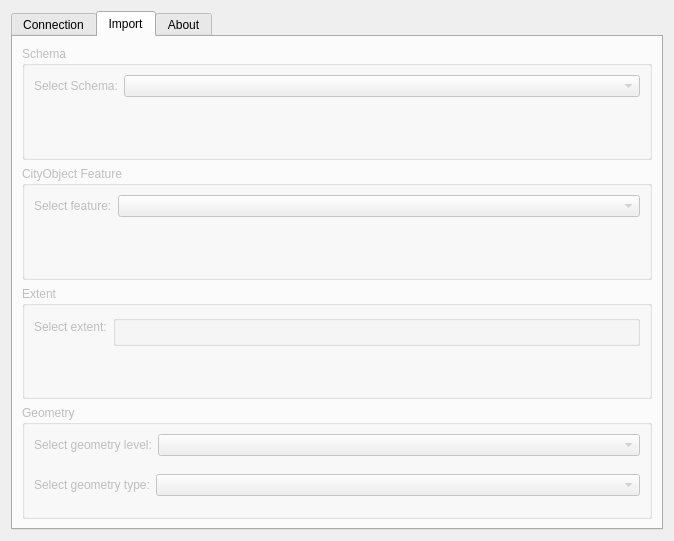
First picture: the form in citydb_loader_dialog_base.ui, repository tudelft3d/3DCityDB-Tools-for-QGIS, before the edit.
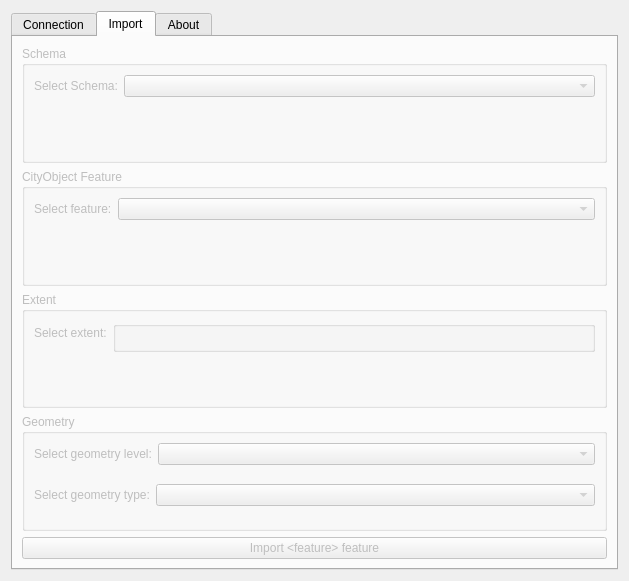
Second picture: the form after the edit. The open tabs and pages were chosen to show the change. Custom widgets are drawn as their Qt base class.

Commit message:
Import view into QGIS
-Currently, geometry types and levels are ignored.
-Regardless user choise, only the footprint of LOD0 is being fetced

The edit to the form file:
```diff
--- a/citydb_loader_dialog_base.ui
+++ b/citydb_loader_dialog_base.ui
@@ -6,8 +6,8 @@
    <rect>
     <x>0</x>
     <y>0</y>
-    <width>674</width>
-    <height>541</height>
+    <width>629</width>
+    <height>581</height>
    </rect>
   </property>
   <property name="minimumSize">
@@ -201,6 +201,9 @@
              <layout class="QFormLayout" name="formLayout_17">
               <item row="1" column="1">
                <widget class="QgsExtentGroupBox" name="qgrbExtent">
+                <property name="enabled">
+                 <bool>false</bool>
+                </property>
                 <property name="autoFillBackground">
                  <bool>false</bool>
                 </property>
@@ -269,6 +272,16 @@
          </item>
         </layout>
        </item>
+       <item row="1" column="0">
+        <widget class="QPushButton" name="btnImport">
+         <property name="enabled">
+          <bool>false</bool>
+         </property>
+         <property name="text">
+          <string>Import &lt;feature&gt; feature</string>
+         </property>
+        </widget>
+       </item>
       </layout>
      </widget>
      <widget class="QWidget" name="tbAbout">
```
The commit also changes 2 other files.
